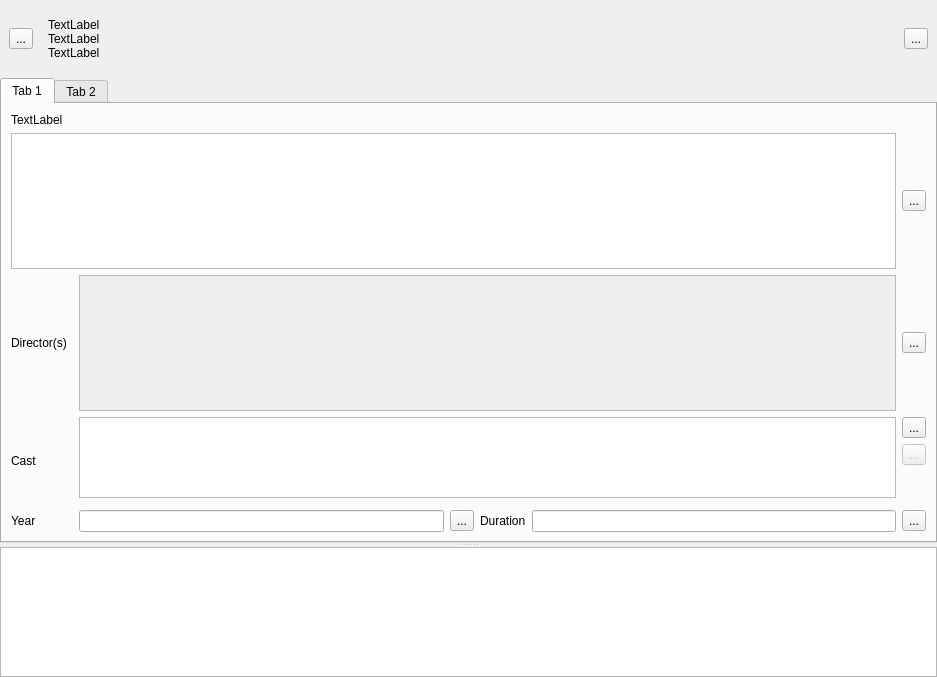
The window that src/panelview.ui (app211/jaqet) describes before a commit, drawn with Qt 5.
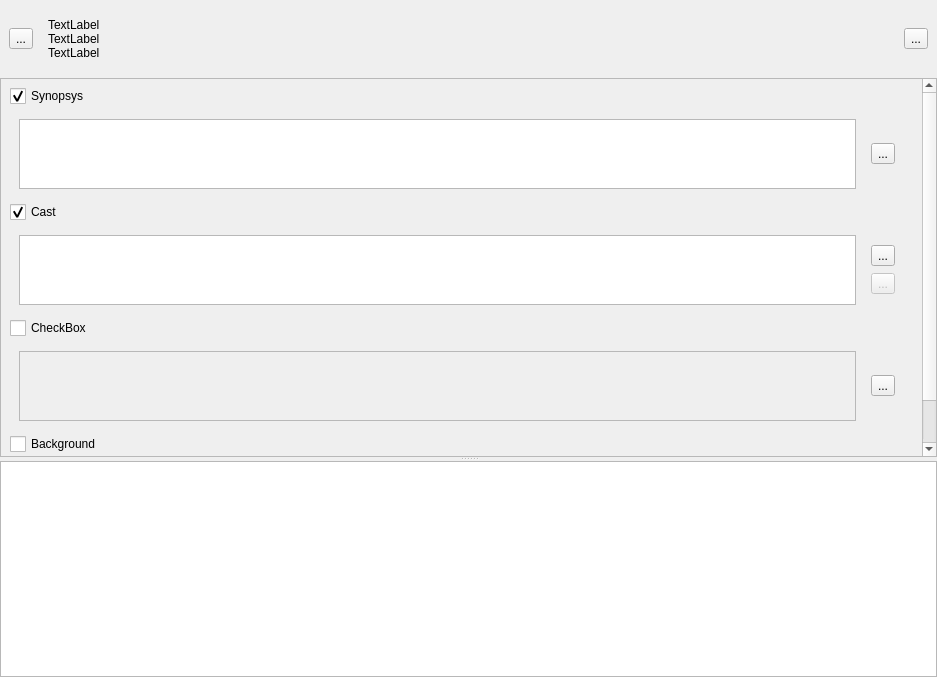
The same window after the commit. Icons and pictures are not drawn.

Diff of the .ui file:
```diff
--- a/src/panelview.ui
+++ b/src/panelview.ui
@@ -13,7 +13,7 @@
     <height>677</height>
    </rect>
   </property>
-  <layout class="QHBoxLayout" name="horizontalLayout_3">
+  <layout class="QVBoxLayout" name="verticalLayout_2">
    <property name="spacing">
     <number>0</number>
    </property>
@@ -145,66 +145,82 @@
          <property name="orientation">
           <enum>Qt::Vertical</enum>
          </property>
-         <widget class="QTabWidget" name="tabWidget_2">
-          <property name="currentIndex">
-           <number>0</number>
-          </property>
           <widget class="QWidget" name="tab_2">
-           <attribute name="title">
-            <string>Tab 1</string>
-           </attribute>
            <layout class="QGridLayout" name="gridLayout">
-            <item row="9" column="4">
-             <widget class="QLabel" name="label_4">
-              <property name="text">
-               <string>Duration</string>
-              </property>
-             </widget>
-            </item>
-            <item row="9" column="5">
-             <widget class="QLineEdit" name="lineEdit_2"/>
-            </item>
-            <item row="4" column="0" rowspan="5">
-             <widget class="QLabel" name="label">
-              <property name="text">
-               <string>Cast</string>
+           <item row="1" column="0">
+            <widget class="QScrollArea" name="scrollArea">
+             <property name="widgetResizable">
+              <bool>true</bool>
+             </property>
+             <widget class="QWidget" name="scrollAreaWidgetContents">
+              <property name="geometry">
+               <rect>
+                <x>0</x>
+                <y>-67</y>
+                <width>917</width>
+                <height>461</height>
+               </rect>
               </property>
-             </widget>
-            </item>
-            <item row="0" column="0" colspan="7">
-             <widget class="QLabel" name="labelUrl">
-              <property name="sizePolicy">
-               <sizepolicy hsizetype="Preferred" vsizetype="Fixed">
-                <horstretch>0</horstretch>
-                <verstretch>0</verstretch>
-               </sizepolicy>
+              <layout class="QVBoxLayout" name="verticalLayout_4">
+               <item>
+                <widget class="QCheckBox" name="checkBox_2">
+                 <property name="styleSheet">
+                  <string notr="true">QCheckBox {
+    spacing: 5px;
+}
+
+QCheckBox:focus,
+QCheckBox::indicator:focus
+{
+}
+
+QCheckBox::indicator {
+    width: 16px;
+    height: 16px;
+}
+
+QCheckBox::indicator:unchecked {
+    image: url(:/resources/images/lock.png);
+}
+
+
+QCheckBox::indicator:checked {
+    image: url(:/resources/images/un_lock.png);
+}
+
+QCheckBox::indicator:unchecked:hover {
+}
+
+QCheckBox::indicator:unchecked:pressed {
+ }
+
+
+QCheckBox::indicator:checked:hover {
+}
+
+QCheckBox::indicator:checked:pressed {
+ }
+
+QCheckBox::indicator:indeterminate:hover {
+}
+
+QCheckBox::indicator:indeterminate:pressed {
+}
+
+</string>
               </property>
               <property name="text">
-               <string>TextLabel</string>
-              </property>
-              <property name="openExternalLinks">
+                  <string>Synopsys</string>
+                 </property>
+                 <property name="checked">
                <bool>true</bool>
               </property>
              </widget>
             </item>
-            <item row="9" column="2">
-             <widget class="QLineEdit" name="yearEdit"/>
-            </item>
-            <item row="4" column="2" rowspan="4" colspan="4">
-             <widget class="QListWidget" name="castListWidget">
-              <property name="enabled">
-               <bool>true</bool>
-              </property>
-             </widget>
-            </item>
-            <item row="9" column="6">
-             <widget class="QToolButton" name="toolButton_2">
-              <property name="text">
-               <string>...</string>
-              </property>
-             </widget>
-            </item>
-            <item row="1" column="0" colspan="6">
+               <item>
+                <widget class="QWidget" name="widget_5" native="true">
+                 <layout class="QHBoxLayout" name="horizontalLayout_4">
+                  <item>
              <widget class="QTextEdit" name="synopsis">
               <property name="enabled">
                <bool>true</bool>
@@ -214,7 +230,104 @@
               </property>
              </widget>
             </item>
-            <item row="4" column="6">
+                  <item>
+                   <widget class="QWidget" name="widget_7" native="true">
+                    <layout class="QVBoxLayout" name="verticalLayout_9">
+                     <item>
+                      <widget class="QToolButton" name="toolButtonSysnopsis">
+                       <property name="text">
+                        <string>...</string>
+                       </property>
+                       <property name="icon">
+                        <iconset resource="../resources/resources.qrc">
+                         <normaloff>:/resources/Edit.png</normaloff>:/resources/Edit.png</iconset>
+                       </property>
+                       <property name="checkable">
+                        <bool>true</bool>
+                       </property>
+                      </widget>
+                     </item>
+                    </layout>
+                   </widget>
+                  </item>
+                 </layout>
+                </widget>
+               </item>
+               <item>
+                <widget class="QCheckBox" name="checkBox">
+                 <property name="styleSheet">
+                  <string notr="true">QCheckBox {
+    spacing: 5px;
+}
+
+QCheckBox:focus,
+QCheckBox::indicator:focus
+{
+}
+
+QCheckBox::indicator {
+    width: 16px;
+    height: 16px;
+}
+
+QCheckBox::indicator:unchecked {
+    image: url(:/resources/images/lock.png);
+}
+
+
+QCheckBox::indicator:checked {
+    image: url(:/resources/images/un_lock.png);
+}
+
+QCheckBox::indicator:unchecked:hover {
+}
+
+QCheckBox::indicator:unchecked:pressed {
+ }
+
+
+QCheckBox::indicator:checked:hover {
+}
+
+QCheckBox::indicator:checked:pressed {
+ }
+
+QCheckBox::indicator:indeterminate:hover {
+}
+
+QCheckBox::indicator:indeterminate:pressed {
+}
+
+</string>
+                 </property>
+                 <property name="text">
+                  <string>Cast</string>
+                 </property>
+                 <property name="checkable">
+                  <bool>true</bool>
+                 </property>
+                 <property name="checked">
+                  <bool>true</bool>
+                 </property>
+                 <property name="tristate">
+                  <bool>false</bool>
+                 </property>
+                </widget>
+               </item>
+               <item>
+                <widget class="QWidget" name="widget_2" native="true">
+                 <layout class="QHBoxLayout" name="horizontalLayout_3">
+                  <item>
+                   <widget class="QListWidget" name="castListWidget">
+                    <property name="enabled">
+                     <bool>true</bool>
+                    </property>
+                   </widget>
+                  </item>
+                  <item>
+                   <widget class="QWidget" name="widget_3" native="true">
+                    <layout class="QVBoxLayout" name="verticalLayout_5">
+                     <item>
              <widget class="QToolButton" name="toolButton_3">
               <property name="text">
                <string>...</string>
@@ -226,42 +339,7 @@
               </property>
              </widget>
             </item>
-            <item row="3" column="0">
-             <widget class="QLabel" name="label_2">
-              <property name="text">
-               <string>&lt;html&gt;&lt;head/&gt;&lt;body&gt;&lt;p&gt;Director(s)&lt;/p&gt;&lt;/body&gt;&lt;/html&gt;</string>
-              </property>
-             </widget>
-            </item>
-            <item row="9" column="3">
-             <widget class="QToolButton" name="toolButton">
-              <property name="text">
-               <string>...</string>
-              </property>
-             </widget>
-            </item>
-            <item row="9" column="0">
-             <widget class="QLabel" name="label_3">
-              <property name="text">
-               <string>Year</string>
-              </property>
-             </widget>
-            </item>
-            <item row="1" column="6">
-             <widget class="QToolButton" name="toolButtonSysnopsis">
-              <property name="text">
-               <string>...</string>
-              </property>
-              <property name="icon">
-               <iconset resource="../resources/resources.qrc">
-                <normaloff>:/resources/Edit.png</normaloff>:/resources/Edit.png</iconset>
-              </property>
-              <property name="checkable">
-               <bool>true</bool>
-              </property>
-             </widget>
-            </item>
-            <item row="5" column="6">
+                     <item>
              <widget class="QToolButton" name="actionCastRemove">
               <property name="enabled">
                <bool>false</bool>
@@ -276,14 +354,78 @@
               </property>
              </widget>
             </item>
-            <item row="3" column="2" colspan="4">
+                    </layout>
+                   </widget>
+                  </item>
+                 </layout>
+                </widget>
+               </item>
+               <item>
+                <widget class="QCheckBox" name="checkBox_3">
+                 <property name="styleSheet">
+                  <string notr="true">QCheckBox {
+    spacing: 5px;
+}
+
+QCheckBox:focus,
+QCheckBox::indicator:focus
+{
+}
+
+QCheckBox::indicator {
+    width: 16px;
+    height: 16px;
+}
+
+QCheckBox::indicator:unchecked {
+    image: url(:/resources/images/lock.png);
+}
+
+
+QCheckBox::indicator:checked {
+    image: url(:/resources/images/un_lock.png);
+}
+
+QCheckBox::indicator:unchecked:hover {
+}
+
+QCheckBox::indicator:unchecked:pressed {
+ }
+
+
+QCheckBox::indicator:checked:hover {
+}
+
+QCheckBox::indicator:checked:pressed {
+ }
+
+QCheckBox::indicator:indeterminate:hover {
+}
+
+QCheckBox::indicator:indeterminate:pressed {
+}
+
+</string>
+                 </property>
+                 <property name="text">
+                  <string>CheckBox</string>
+                 </property>
+                </widget>
+               </item>
+               <item>
+                <widget class="QWidget" name="widget_8" native="true">
+                 <layout class="QHBoxLayout" name="horizontalLayout_5">
+                  <item>
              <widget class="QListWidget" name="directorlistWidget">
               <property name="enabled">
                <bool>false</bool>
               </property>
              </widget>
             </item>
-            <item row="3" column="6">
+                  <item>
+                   <widget class="QWidget" name="widget_9" native="true">
+                    <layout class="QVBoxLayout" name="verticalLayout_10">
+                     <item>
              <widget class="QToolButton" name="directorToolButton">
               <property name="text">
                <string>...</string>
@@ -299,16 +441,80 @@
             </item>
            </layout>
           </widget>
-          <widget class="QWidget" name="tab_3">
-           <attribute name="title">
-            <string>Tab 2</string>
-           </attribute>
-           <layout class="QVBoxLayout" name="verticalLayout_6">
+                  </item>
+                 </layout>
+                </widget>
+               </item>
             <item>
-             <widget class="QGraphicsView" name="graphicsViewPosters"/>
-            </item>
-           </layout>
-          </widget>
+                <widget class="QCheckBox" name="checkBox_4">
+                 <property name="styleSheet">
+                  <string notr="true">QCheckBox {
+    spacing: 5px;
+}
+
+QCheckBox:focus,
+QCheckBox::indicator:focus
+{
+}
+
+QCheckBox::indicator {
+    width: 16px;
+    height: 16px;
+}
+
+QCheckBox::indicator:unchecked {
+    image: url(:/resources/images/lock.png);
+}
+
+
+QCheckBox::indicator:checked {
+    image: url(:/resources/images/un_lock.png);
+}
+
+QCheckBox::indicator:unchecked:hover {
+}
+
+QCheckBox::indicator:unchecked:pressed {
+ }
+
+
+QCheckBox::indicator:checked:hover {
+}
+
+QCheckBox::indicator:checked:pressed {
+ }
+
+QCheckBox::indicator:indeterminate:hover {
+}
+
+QCheckBox::indicator:indeterminate:pressed {
+}
+
+</string>
+                 </property>
+                 <property name="text">
+                  <string>Background</string>
+                 </property>
+                </widget>
+               </item>
+               <item>
+                <widget class="QWidget" name="widget_10" native="true">
+                 <layout class="QHBoxLayout" name="horizontalLayout_6">
+                  <item>
+                   <widget class="QPushButton" name="pushButton">
+                    <property name="text">
+                     <string>PushButton</string>
+                    </property>
+                   </widget>
+                  </item>
+                 </layout>
+                </widget>
+               </item>
+              </layout>
+             </widget>
+            </widget>
+           </item>
+          </layout>
          </widget>
          <widget class="QGraphicsView" name="graphicsView"/>
         </widget>
```
Left out of the diff: 48 changed lines with no effect on the pictures. Lines whose indentation alone changed are shown as unchanged.
